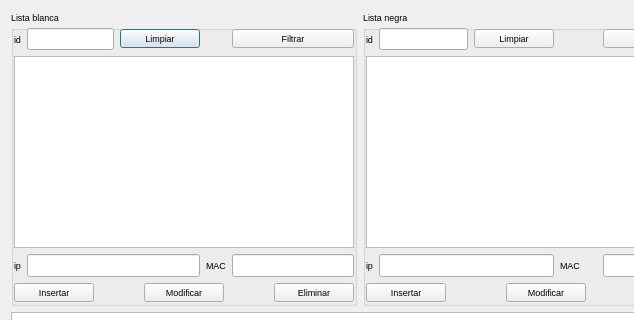
The window that wifi.ui (kapyderi/recoverdrake-v3) describes before a commit, drawn with Qt 5; both pictures show x 0 to 634 and y 0 to 320 of the 740 by 744 pixel window.
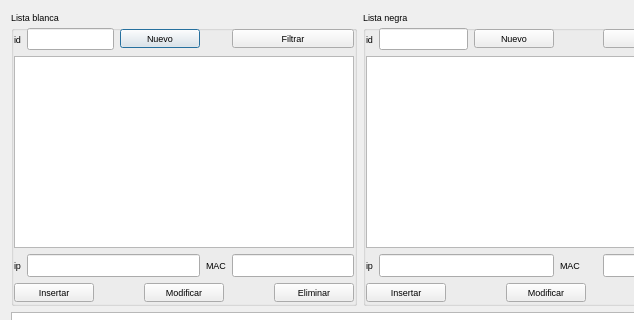
The same window after the commit. Icons and pictures are not drawn.

What changed in the file:
```diff
--- a/wifi.ui
+++ b/wifi.ui
@@ -81,7 +81,7 @@
         <item row="0" column="2">
          <widget class="QPushButton" name="pushButton_11">
           <property name="text">
-           <string>Limpiar</string>
+           <string>Nuevo</string>
           </property>
           <property name="icon">
            <iconset resource="recoverdrake.qrc">
@@ -261,7 +261,7 @@
         <item row="0" column="2">
          <widget class="QPushButton" name="pushButton_12">
           <property name="text">
-           <string>Limpiar</string>
+           <string>Nuevo</string>
           </property>
           <property name="icon">
            <iconset resource="recoverdrake.qrc">
```
